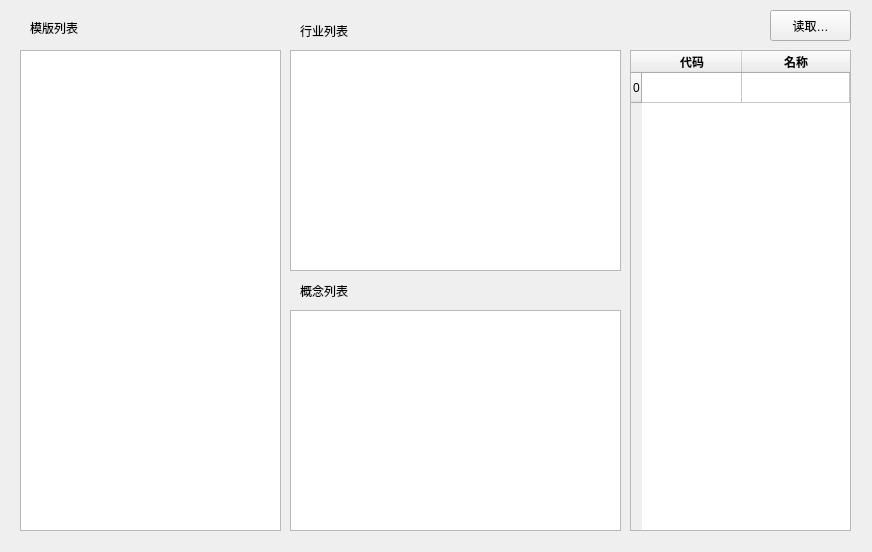
First picture: the form in Script/AliyunAPI/fromgc/EXE/UI_20170809.ui, repository tinywind521/Stocks, before the edit.
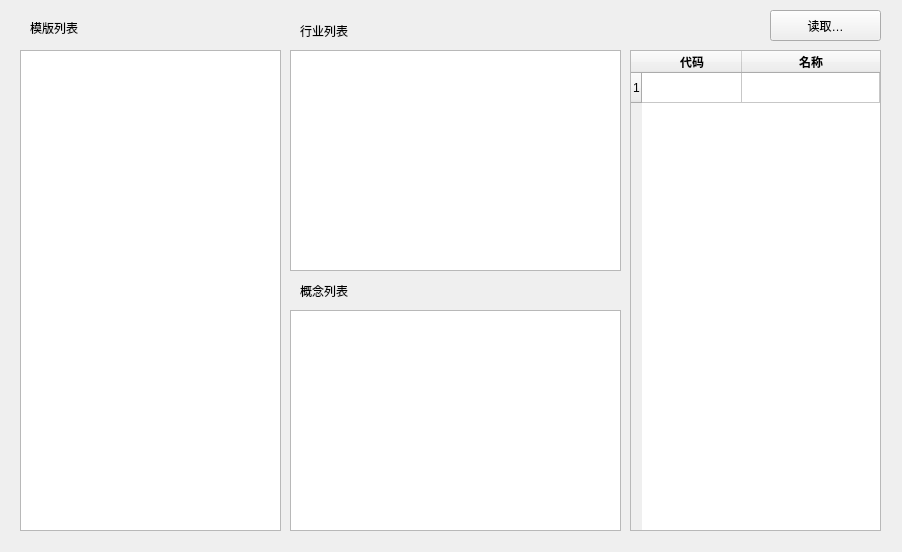
Second picture: the form after the edit.

The edit to the form file:
```diff
--- a/Script/AliyunAPI/fromgc/EXE/UI_20170809.ui
+++ b/Script/AliyunAPI/fromgc/EXE/UI_20170809.ui
@@ -6,7 +6,7 @@
    <rect>
     <x>0</x>
     <y>0</y>
-    <width>872</width>
+    <width>902</width>
     <height>552</height>
    </rect>
   </property>
@@ -18,7 +18,7 @@
     <rect>
      <x>770</x>
      <y>10</y>
-     <width>81</width>
+     <width>111</width>
      <height>31</height>
     </rect>
    </property>
@@ -41,7 +41,7 @@
     <rect>
      <x>630</x>
      <y>50</y>
-     <width>221</width>
+     <width>251</width>
      <height>481</height>
     </rect>
    </property>
@@ -56,7 +56,7 @@
    </attribute>
    <row>
     <property name="text">
-     <string>0</string>
+     <string>1</string>
     </property>
    </row>
    <column>
@@ -70,7 +70,7 @@
      </font>
     </property>
     <property name="textAlignment">
-     <set>AlignHCenter|AlignVCenter|AlignCenter</set>
+     <set>AlignCenter</set>
     </property>
    </column>
    <column>
@@ -84,7 +84,7 @@
      </font>
     </property>
     <property name="textAlignment">
-     <set>AlignHCenter|AlignVCenter|AlignCenter</set>
+     <set>AlignCenter</set>
     </property>
    </column>
    <item row="0" column="0">
@@ -92,7 +92,7 @@
      <string/>
     </property>
     <property name="textAlignment">
-     <set>AlignHCenter|AlignVCenter|AlignCenter</set>
+     <set>AlignCenter</set>
     </property>
    </item>
    <item row="0" column="1">
@@ -100,7 +100,7 @@
      <string/>
     </property>
     <property name="textAlignment">
-     <set>AlignHCenter|AlignVCenter|AlignCenter</set>
+     <set>AlignCenter</set>
     </property>
    </item>
   </widget>
```
